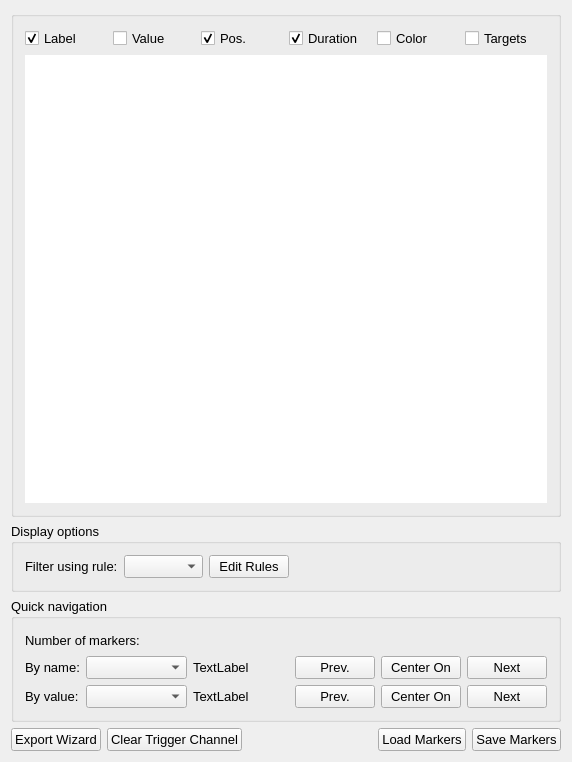
First picture: the form in src/AnyWave/Marker/AwMarkerManagerSettings.ui, repository HIP-infrastructure/anywave-code, before the edit.
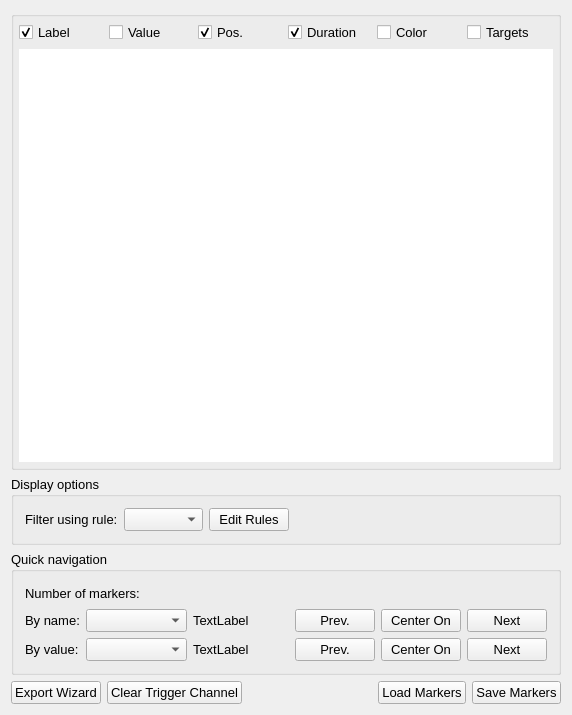
Second picture: the form after the edit. Icons and pictures are not drawn. Custom widgets are drawn as their Qt base class.

Commit message: added --marker_file --montage_file options

```diff
--- a/src/AnyWave/Marker/AwMarkerManagerSettings.ui
+++ b/src/AnyWave/Marker/AwMarkerManagerSettings.ui
@@ -6,8 +6,8 @@
    <rect>
     <x>0</x>
     <y>0</y>
-    <width>453</width>
-    <height>762</height>
+    <width>552</width>
+    <height>715</height>
    </rect>
   </property>
   <property name="sizePolicy">
@@ -24,8 +24,8 @@
   </property>
   <property name="maximumSize">
    <size>
-    <width>16777215</width>
-    <height>16777215</height>
+    <width>16777212</width>
+    <height>16777212</height>
    </size>
   </property>
   <property name="font">
@@ -43,7 +43,7 @@
   </property>
   <layout class="QVBoxLayout" name="verticalLayout">
    <property name="sizeConstraint">
-    <enum>QLayout::SetDefaultConstraint</enum>
+    <enum>QLayout::SetMinimumSize</enum>
    </property>
    <item>
     <widget class="QGroupBox" name="groupBox">
@@ -57,10 +57,28 @@
       <string/>
      </property>
      <layout class="QVBoxLayout" name="verticalLayout_2">
+      <property name="sizeConstraint">
+       <enum>QLayout::SetDefaultConstraint</enum>
+      </property>
+      <property name="leftMargin">
+       <number>5</number>
+      </property>
+      <property name="topMargin">
+       <number>5</number>
+      </property>
+      <property name="rightMargin">
+       <number>5</number>
+      </property>
+      <property name="bottomMargin">
+       <number>5</number>
+      </property>
       <item>
        <layout class="QHBoxLayout" name="horizontalLayout_3">
+        <property name="spacing">
+         <number>3</number>
+        </property>
         <property name="sizeConstraint">
-         <enum>QLayout::SetNoConstraint</enum>
+         <enum>QLayout::SetDefaultConstraint</enum>
         </property>
         <item>
          <widget class="QCheckBox" name="checkLabel">
@@ -206,10 +224,13 @@
       <string>Display options</string>
      </property>
      <layout class="QHBoxLayout" name="horizontalLayout_2">
+      <property name="sizeConstraint">
+       <enum>QLayout::SetDefaultConstraint</enum>
+      </property>
       <item>
        <widget class="QLabel" name="label">
         <property name="sizePolicy">
-         <sizepolicy hsizetype="Preferred" vsizetype="Preferred">
+         <sizepolicy hsizetype="Minimum" vsizetype="Preferred">
           <horstretch>0</horstretch>
           <verstretch>0</verstretch>
          </sizepolicy>
@@ -225,7 +246,7 @@
       <item>
        <widget class="QComboBox" name="comboFilters">
         <property name="sizePolicy">
-         <sizepolicy hsizetype="Preferred" vsizetype="Preferred">
+         <sizepolicy hsizetype="Minimum" vsizetype="Preferred">
           <horstretch>0</horstretch>
           <verstretch>0</verstretch>
          </sizepolicy>
@@ -238,7 +259,7 @@
       <item>
        <widget class="QPushButton" name="buttonEditRules">
         <property name="sizePolicy">
-         <sizepolicy hsizetype="Preferred" vsizetype="Preferred">
+         <sizepolicy hsizetype="Minimum" vsizetype="Preferred">
           <horstretch>0</horstretch>
           <verstretch>0</verstretch>
          </sizepolicy>
@@ -276,8 +297,17 @@
       <string>Quick navigation</string>
      </property>
      <layout class="QGridLayout" name="gridLayout">
+      <property name="sizeConstraint">
+       <enum>QLayout::SetDefaultConstraint</enum>
+      </property>
       <item row="0" column="0" colspan="2">
        <widget class="QLabel" name="label_2">
+        <property name="sizePolicy">
+         <sizepolicy hsizetype="Minimum" vsizetype="Preferred">
+          <horstretch>0</horstretch>
+          <verstretch>0</verstretch>
+         </sizepolicy>
+        </property>
         <property name="text">
          <string>Number of markers:</string>
         </property>
@@ -317,6 +347,12 @@
       </item>
       <item row="1" column="0">
        <widget class="QLabel" name="label_3">
+        <property name="sizePolicy">
+         <sizepolicy hsizetype="Minimum" vsizetype="Preferred">
+          <horstretch>0</horstretch>
+          <verstretch>0</verstretch>
+         </sizepolicy>
+        </property>
         <property name="text">
          <string>By name:</string>
         </property>
@@ -325,7 +361,7 @@
       <item row="1" column="1" colspan="2">
        <widget class="QComboBox" name="comboNames">
         <property name="sizePolicy">
-         <sizepolicy hsizetype="Preferred" vsizetype="Preferred">
+         <sizepolicy hsizetype="Minimum" vsizetype="Preferred">
           <horstretch>0</horstretch>
           <verstretch>0</verstretch>
          </sizepolicy>
@@ -338,7 +374,7 @@
       <item row="1" column="3">
        <widget class="QLabel" name="labelNames">
         <property name="sizePolicy">
-         <sizepolicy hsizetype="Preferred" vsizetype="Preferred">
+         <sizepolicy hsizetype="Minimum" vsizetype="Preferred">
           <horstretch>0</horstretch>
           <verstretch>0</verstretch>
          </sizepolicy>
@@ -364,7 +400,7 @@
       <item row="1" column="5">
        <widget class="QPushButton" name="buttonPrevName">
         <property name="sizePolicy">
-         <sizepolicy hsizetype="Preferred" vsizetype="Preferred">
+         <sizepolicy hsizetype="Minimum" vsizetype="Preferred">
           <horstretch>0</horstretch>
           <verstretch>0</verstretch>
          </sizepolicy>
@@ -377,7 +413,7 @@
       <item row="1" column="6">
        <widget class="QPushButton" name="buttonGoName">
         <property name="sizePolicy">
-         <sizepolicy hsizetype="Preferred" vsizetype="Preferred">
+         <sizepolicy hsizetype="Minimum" vsizetype="Preferred">
           <horstretch>0</horstretch>
           <verstretch>0</verstretch>
          </sizepolicy>
@@ -390,7 +426,7 @@
       <item row="1" column="7">
        <widget class="QPushButton" name="buttonNextName">
         <property name="sizePolicy">
-         <sizepolicy hsizetype="Preferred" vsizetype="Preferred">
+         <sizepolicy hsizetype="Minimum" vsizetype="Preferred">
           <horstretch>0</horstretch>
           <verstretch>0</verstretch>
          </sizepolicy>
@@ -402,6 +438,12 @@
       </item>
       <item row="2" column="0">
        <widget class="QLabel" name="label_4">
+        <property name="sizePolicy">
+         <sizepolicy hsizetype="Minimum" vsizetype="Preferred">
+          <horstretch>0</horstretch>
+          <verstretch>0</verstretch>
+         </sizepolicy>
+        </property>
         <property name="text">
          <string>By value:</string>
         </property>
@@ -410,7 +452,7 @@
       <item row="2" column="1" colspan="2">
        <widget class="QComboBox" name="comboValues">
         <property name="sizePolicy">
-         <sizepolicy hsizetype="Preferred" vsizetype="Preferred">
+         <sizepolicy hsizetype="Minimum" vsizetype="Preferred">
           <horstretch>0</horstretch>
           <verstretch>0</verstretch>
          </sizepolicy>
@@ -423,7 +465,7 @@
       <item row="2" column="3">
        <widget class="QLabel" name="labelValues">
         <property name="sizePolicy">
-         <sizepolicy hsizetype="Preferred" vsizetype="Preferred">
+         <sizepolicy hsizetype="Minimum" vsizetype="Preferred">
           <horstretch>0</horstretch>
           <verstretch>0</verstretch>
          </sizepolicy>
@@ -449,7 +491,7 @@
       <item row="2" column="5">
        <widget class="QPushButton" name="buttonPrevValue">
         <property name="sizePolicy">
-         <sizepolicy hsizetype="Preferred" vsizetype="Preferred">
+         <sizepolicy hsizetype="Minimum" vsizetype="Preferred">
           <horstretch>0</horstretch>
           <verstretch>0</verstretch>
          </sizepolicy>
@@ -462,7 +504,7 @@
       <item row="2" column="6">
        <widget class="QPushButton" name="buttonGoValue">
         <property name="sizePolicy">
-         <sizepolicy hsizetype="Preferred" vsizetype="Preferred">
+         <sizepolicy hsizetype="Minimum" vsizetype="Preferred">
           <horstretch>0</horstretch>
           <verstretch>0</verstretch>
          </sizepolicy>
@@ -475,7 +517,7 @@
       <item row="2" column="7">
        <widget class="QPushButton" name="buttonNextValue">
         <property name="sizePolicy">
-         <sizepolicy hsizetype="Preferred" vsizetype="Preferred">
+         <sizepolicy hsizetype="Minimum" vsizetype="Preferred">
           <horstretch>0</horstretch>
           <verstretch>0</verstretch>
          </sizepolicy>
@@ -490,10 +532,13 @@
    </item>
    <item>
     <layout class="QHBoxLayout" name="horizontalLayout">
+     <property name="sizeConstraint">
+      <enum>QLayout::SetDefaultConstraint</enum>
+     </property>
      <item>
       <widget class="QPushButton" name="buttonExportWizard">
        <property name="sizePolicy">
-        <sizepolicy hsizetype="Preferred" vsizetype="Preferred">
+        <sizepolicy hsizetype="Minimum" vsizetype="Preferred">
          <horstretch>0</horstretch>
          <verstretch>0</verstretch>
         </sizepolicy>
@@ -506,7 +551,7 @@
      <item>
       <widget class="QPushButton" name="buttonClearTriggerChannel">
        <property name="sizePolicy">
-        <sizepolicy hsizetype="Preferred" vsizetype="Preferred">
+        <sizepolicy hsizetype="Minimum" vsizetype="Preferred">
          <horstretch>0</horstretch>
          <verstretch>0</verstretch>
         </sizepolicy>
@@ -535,7 +580,7 @@
      <item>
       <widget class="QPushButton" name="buttonLoad">
        <property name="sizePolicy">
-        <sizepolicy hsizetype="Preferred" vsizetype="Preferred">
+        <sizepolicy hsizetype="Minimum" vsizetype="Preferred">
          <horstretch>0</horstretch>
          <verstretch>0</verstretch>
         </sizepolicy>
@@ -548,7 +593,7 @@
      <item>
       <widget class="QPushButton" name="buttonSave">
        <property name="sizePolicy">
-        <sizepolicy hsizetype="Preferred" vsizetype="Preferred">
+        <sizepolicy hsizetype="Minimum" vsizetype="Preferred">
          <horstretch>0</horstretch>
          <verstretch>0</verstretch>
         </sizepolicy>
```
The commit also changes 6 other files.
